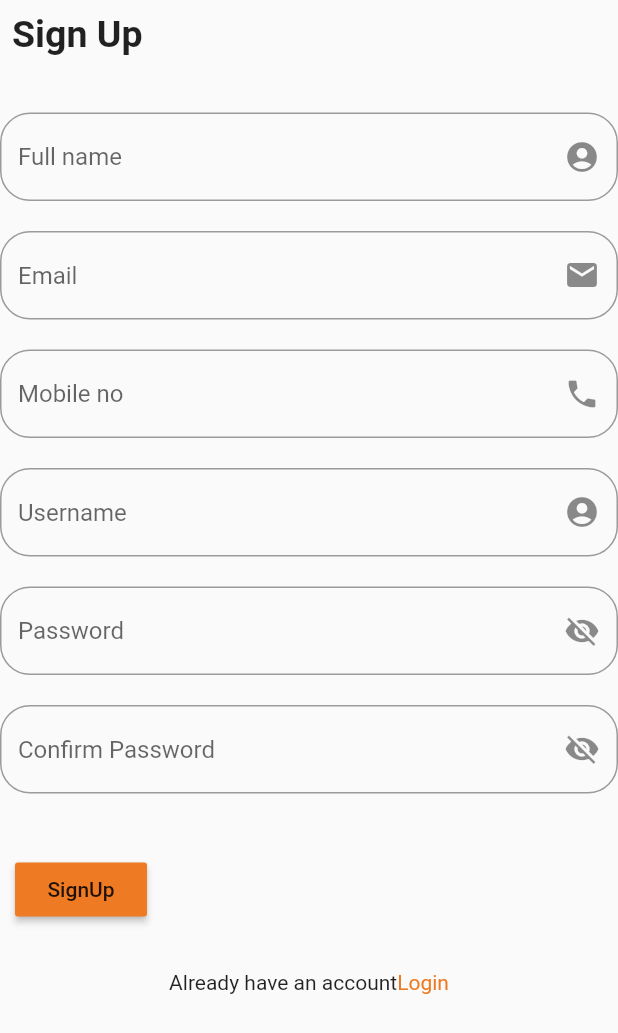
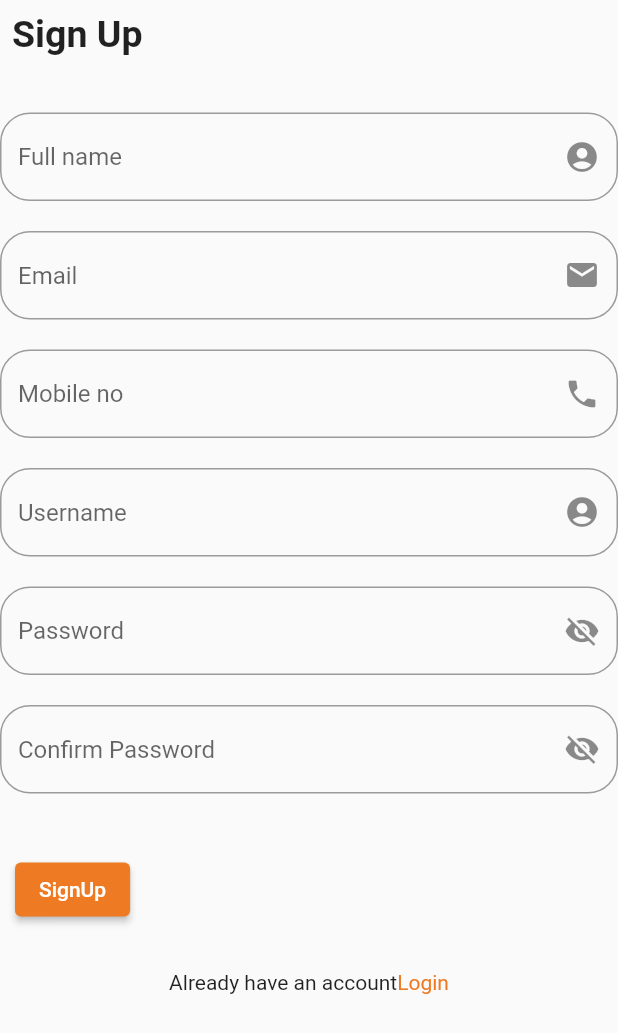
Before and after one commit to Mariya-Neelamkavil/fuelit_app, a Flutter app: the SignUp screen opened directly, on a phone screen of 412 x 824 dp. Shown: the top 1033 px of the screen. Run offline on Flutter 3.47's test engine with Material 2 defaults, Android fonts, the phone set to English and light mode, and no system bars.

Commit message:
ElevatedButton

```diff
--- a/lib/SignUp.dart
+++ b/lib/SignUp.dart
@@ -92,10 +92,9 @@ class SignUp extends StatelessWidget{
                 child: Row(
                   mainAxisAlignment: MainAxisAlignment.spaceBetween,
                   children: [
-                    RaisedButton(
+                    ElevatedButton(
                       child: Text('SignUp'),
-
-                      color: Color(0xffEE7B23),
+                      style: ElevatedButton.styleFrom(primary: Color(0xffEE7B23)),
                       onPressed: (){},
                     ),
                   ],
@@ -198,9 +197,9 @@ class _SecondState extends State<Second> {
                   mainAxisAlignment: MainAxisAlignment.spaceBetween,
                   children: [
                     Text('Forget password?', style: TextStyle(fontSize: 12.0),),
-                    RaisedButton(
+                    ElevatedButton(
                       child: Text('Signup'),
-                      color: Color(0xffEE7B23),
+                      style: ElevatedButton.styleFrom(primary: Color(0xffEE7B23)),
                       onPressed: () {},
                     ),
                   ],
```
